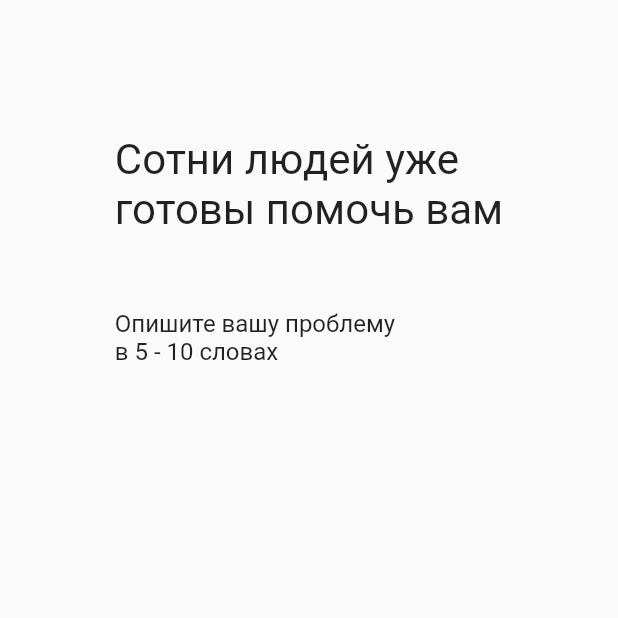
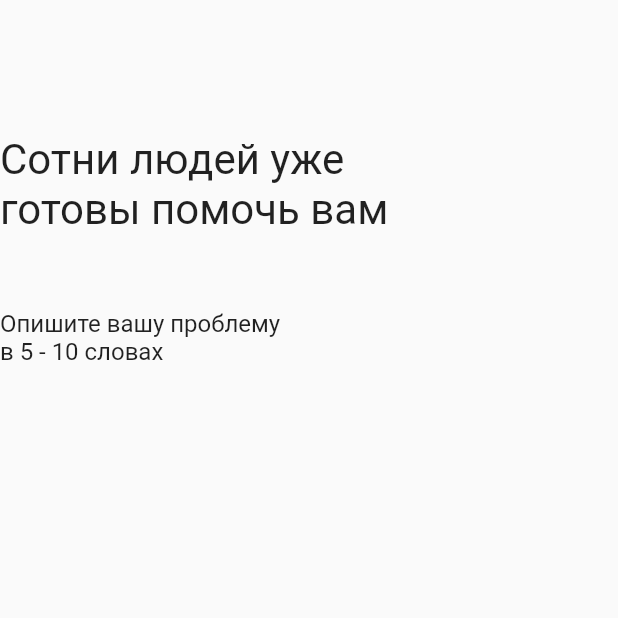
Before and after one commit to ars-kalinichenko/WeHelp, a Flutter app: the screen it shows after launch, after a tap on "Мне нужна помощь", on a phone screen of 412 x 824 dp, the top half of it. Run offline on Flutter 3.47's test engine with Material 2 defaults, Android fonts, the phone set to English and light mode, and no system bars; Roboto replaces fonts that are missing (Montserrat).

Commit message:
Removed the extra element.

```diff
--- a/we_help/lib/Screens/HomeCustomer/components/body.dart
+++ b/we_help/lib/Screens/HomeCustomer/components/body.dart
@@ -12,10 +12,9 @@ class Body extends StatelessWidget {
     // fast, so that you can just rebuild anything that needs updating rather
     // than having to individually change instances of widgets.
     return Scaffold(
-        body: Center(
+        body: Column(
             // Center is a layout widget. It takes a single child and positions it
             // in the middle of the parent.
-            child: Column(
                 // Column is also a layout widget. It takes a list of children and
                 // arranges them vertically. By default, it sizes itself to fit its
                 // children horizontally, and tries to be as tall as its parent.
@@ -31,7 +30,7 @@ class Body extends StatelessWidget {
                 // axis because Columns are vertical (the cross axis would be
                 // horizontal).
                 mainAxisAlignment: MainAxisAlignment.spaceBetween,
-                crossAxisAlignment: CrossAxisAlignment.start,
+                crossAxisAlignment: CrossAxisAlignment.center,
                 children: <Widget>[
           Container(
             child: Column(
@@ -55,7 +54,7 @@ class Body extends StatelessWidget {
               ],
             ),
           ),
-        ])));
+        ]));
     // This trailing comma makes auto-formatting nicer for build methods.
   }
 }
```
